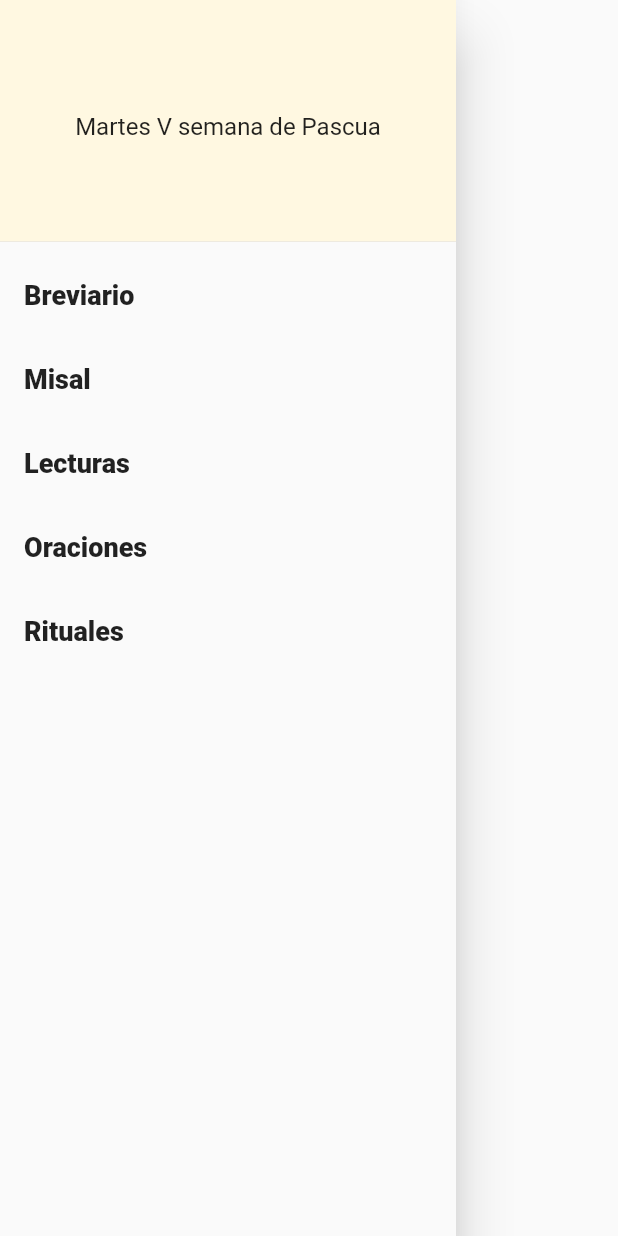
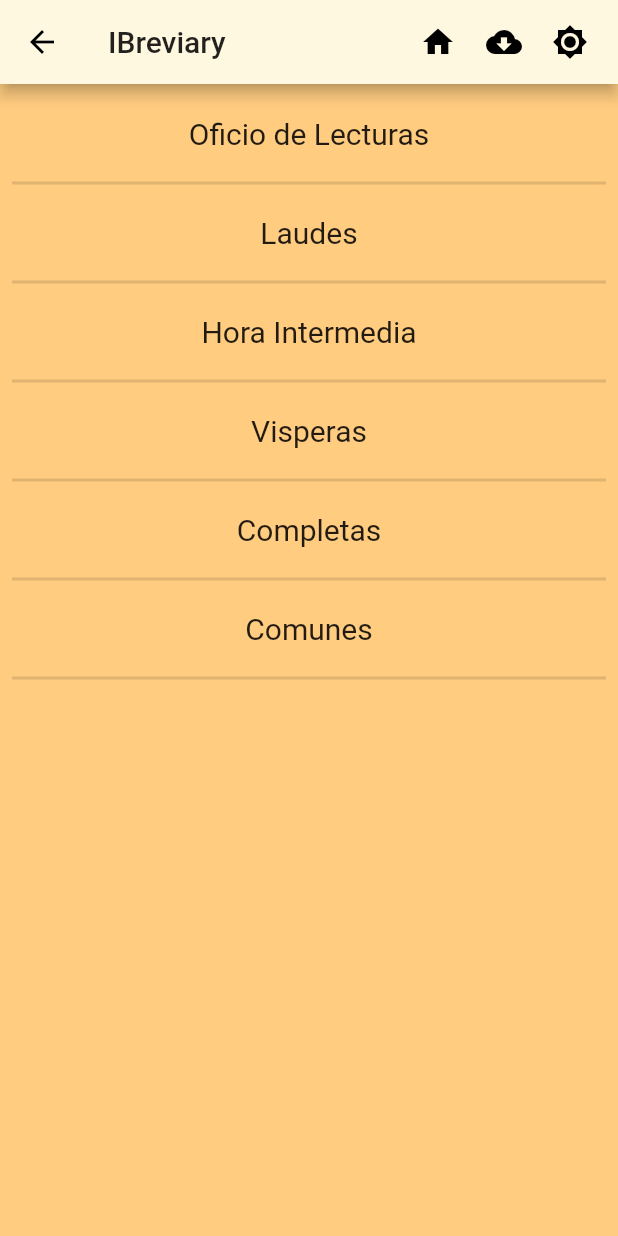
Before and after one commit to amauryperalta28/IBreviary-clone, a Flutter app: the SideBarMenu widget shown alone on an empty page, opened directly, after a tap on "Breviario", on a phone screen of 412 x 824 dp. Run offline on Flutter 3.47's test engine with Material 2 defaults, Android fonts, the phone set to English and light mode, and no system bars.

Commit message:
Added reusable appbar -Refactored date utils method names -Configured pages route -Added ibreviary page

```diff
--- /dev/null
+++ b/ibreviary_clone/lib/src/models/menu_item.dart
@@ -0,0 +1,9 @@
+class MenuItem {
+  String key;
+  String description;
+
+  MenuItem({String key, String description}){
+     this.key = key;
+     this.description = description;
+  }
+}
--- /dev/null
+++ b/ibreviary_clone/lib/src/pages/breviary_page.dart
@@ -0,0 +1,50 @@
+import 'package:flutter/material.dart';
+import 'package:ibreviary_clone/src/models/menu_item.dart';
+
+import 'ibreviary_app_bar.dart';
+
+class BreviaryPage extends StatelessWidget {
+  final textStyle = TextStyle(fontSize: 20.0);
+
+  @override
+  Widget build(BuildContext context) {
+    return Scaffold(
+      appBar: IBreviaryAppBar(
+        title: Text('IBreviary'),
+      ),
+      body: _buildBody(),
+      backgroundColor: Colors.orange[200],
+    );
+  }
+
+  Widget _buildBody() {
+    List<MenuItem> options = [
+      MenuItem(description:'Oficio de Lecturas', key: 'OficioLectura'),
+      MenuItem(description:'Laudes', key: 'Laudes'),
+      MenuItem(description:'Hora Intermedia', key: 'HoraIntermedia'),
+      MenuItem(description:'Visperas', key: 'Visperas'),
+      MenuItem(description:'Completas', key: 'Completas'),
+      MenuItem(description:'Comunes', key: 'Comunes'),
+    ];
+
+    var result = options
+        .map((menuItem) => Column(
+              children: <Widget>[
+                Container(
+                  height: 50,
+                  color: Colors.orange[200],
+                  child: Center(child: Text(menuItem.description, style: textStyle)),
+                ),
+                Divider(
+                  thickness: 2.0,
+                )
+              ],
+            ))
+        .toList();
+
+    return ListView(
+      padding: const EdgeInsets.all(8),
+      children: result,
+    );
+  }
+}
--- /dev/null
+++ b/ibreviary_clone/lib/src/pages/ibreviary_app_bar.dart
@@ -0,0 +1,38 @@
+import 'package:flutter/material.dart';
+
+class IBreviaryAppBar extends AppBar {
+
+    IBreviaryAppBar({Key key, Widget title})
+    : super(key: key, title: title, actions: buildScaffoldActions());
+
+    static List<Widget> buildScaffoldActions() {
+    return <Widget>[
+      Padding(
+        padding: EdgeInsets.only(right: 20.0),
+        child: GestureDetector(
+          onTap: () {},
+          child: Icon(Icons.home),
+        ),
+      ),
+      Padding(
+        padding: EdgeInsets.only(right: 20.0),
+        child: GestureDetector(
+          onTap: () {
+
+          },
+          child: Icon(Icons.cloud_download),
+        ),
+      ),
+      Padding(
+        padding: EdgeInsets.only(right: 20.0),
+        child: GestureDetector(
+          onTap: () {
+
+          },
+          child: Icon(Icons.brightness_high),
+        ),
+      )
+    ];
+  }
+
+}
--- a/ibreviary_clone/lib/src/pages/sidebar_menu.dart
+++ b/ibreviary_clone/lib/src/pages/sidebar_menu.dart
@@ -13,14 +13,16 @@ class SideBarMenu extends StatelessWidget {
           DrawerHeader(
             child: Center(
                 child: Text(
-              '${dateUtils.getDay()} V semana de Pascua',
+              '${dateUtils.getCurrentDayName()} V semana de Pascua',
               style: TextStyle(fontSize: 16, fontWeight: FontWeight.w400),
             )),
             decoration: BoxDecoration(color: Colors.amber[50]),
           ),
           ListTile(
             title: Text('Breviario', style: _menufontStyle),
-            onTap: () {},
+            onTap: () {
+              Navigator.pushNamed(context, 'breviary');
+            },
           ),
           ListTile(
             title: Text('Misal', style: _menufontStyle),
--- a/ibreviary_clone/lib/src/utils/date_utils.dart
+++ b/ibreviary_clone/lib/src/utils/date_utils.dart
@@ -1,6 +1,6 @@
 class _DateUtils {
   final _currentDate = DateTime.now();
-  String getDay() {
+  String getCurrentDayName() {
     Map<String, String> months = {
       '1': 'Lunes',
       '2': 'Martes',
```
Also changed, not shown: ibreviary_clone/lib/src/main.dart (+6 -1 lines), ibreviary_clone/lib/src/pages/home_page.dart (+5 -35 lines).
